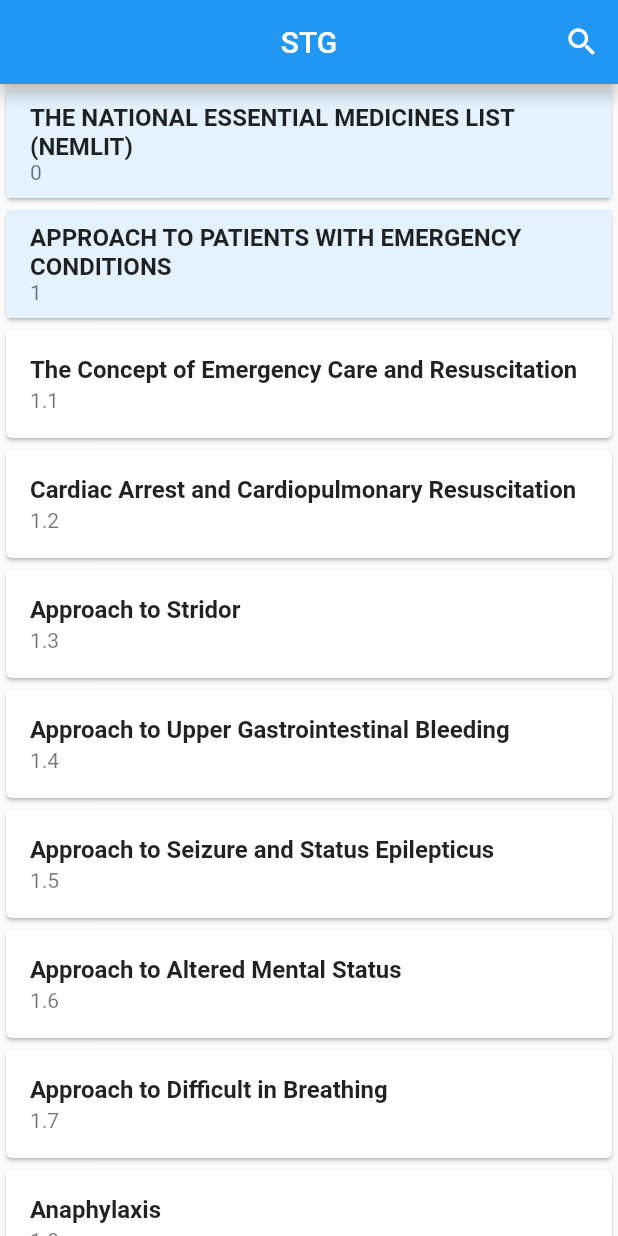
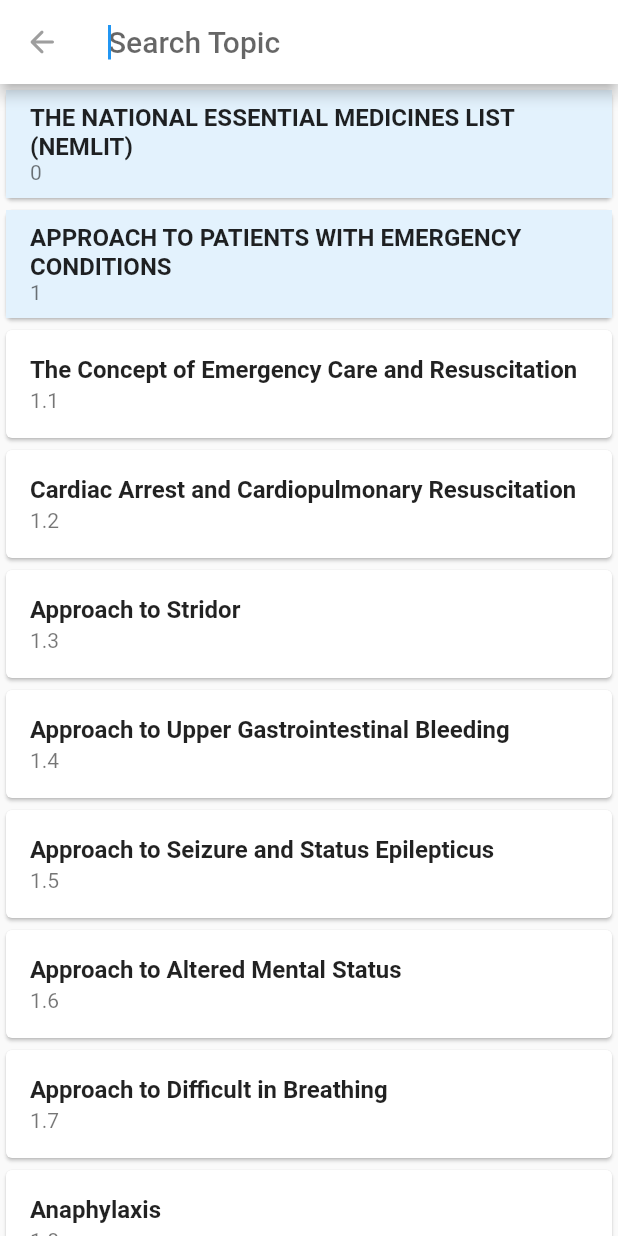
Before and after one commit to kateile/STG, a Flutter app: the screen it shows after launch, after a tap on the "search" icon, on a phone screen of 412 x 824 dp. Run offline on Flutter 3.47's test engine with Material 2 defaults, Android fonts, the phone set to English and light mode, and no system bars; our stand-ins replace native_pdf_view; missing offline and left inert: a package.

Commit message:
add search functionality

```diff
--- a/lib/ui/home.dart
+++ b/lib/ui/home.dart
@@ -1,7 +1,7 @@
 import 'package:flutter/material.dart';
-import 'package:stg/utils/handler.dart';
 
-import 'reader.dart';
+import 'list.dart';
+import 'search.dart';
 
 class Home extends StatefulWidget {
   const Home({
@@ -32,45 +32,13 @@ class _HomeState extends State<Home> {
         actions: [
           IconButton(
             icon: const Icon(Icons.search),
-            onPressed: () {},
+            onPressed: () {
+              showSearch(context: context, delegate: SearchTopicDelegate());
+            },
           )
         ],
       ),
-      body: _buildList(),
-    );
-  }
-
-  _buildList() {
-    final list = handlePages();
-
-    return ListView.builder(
-      itemCount: list.length,
-      itemBuilder: (BuildContext context, int index) {
-        final Topic t = list[index];
-
-        return Card(
-          child: ListTile(
-            title: Text(
-              t.title,
-              style: const TextStyle(
-                fontWeight: FontWeight.bold,
-              ),
-            ),
-            subtitle: Text(t.index),
-            tileColor: t.isChapter ? Colors.blue.shade50 : null,
-            onTap: () {
-              Navigator.push(
-                context,
-                MaterialPageRoute<void>(
-                  builder: (BuildContext context) => Reader(
-                    topic: t,
-                  ),
-                ),
-              );
-            },
-          ),
-        );
-      },
+      body: const TopicList(),
     );
   }
 }
--- /dev/null
+++ b/lib/ui/list.dart
@@ -0,0 +1,47 @@
+import 'package:flutter/material.dart';
+import 'package:stg/utils/handler.dart';
+
+import 'reader.dart';
+
+class TopicList extends StatelessWidget {
+  final String query;
+
+  const TopicList({Key? key, this.query = ''}) : super(key: key);
+
+  @override
+  Widget build(BuildContext context) {
+    final list = handlePages()
+        .where((e) => e.title.toLowerCase().contains(query.toLowerCase()))
+        .toList();
+
+    return ListView.builder(
+      itemCount: list.length,
+      itemBuilder: (BuildContext context, int index) {
+        final Topic t = list[index];
+
+        return Card(
+          child: ListTile(
+            title: Text(
+              t.title,
+              style: const TextStyle(
+                fontWeight: FontWeight.bold,
+              ),
+            ),
+            subtitle: Text(t.index),
+            tileColor: t.isChapter ? Colors.blue.shade50 : null,
+            onTap: () {
+              Navigator.push(
+                context,
+                MaterialPageRoute<void>(
+                  builder: (BuildContext context) => Reader(
+                    topic: t,
+                  ),
+                ),
+              );
+            },
+          ),
+        );
+      },
+    );
+  }
+}
--- /dev/null
+++ b/lib/ui/search.dart
@@ -0,0 +1,40 @@
+import 'package:flutter/material.dart';
+
+import 'list.dart';
+
+class SearchTopicDelegate extends SearchDelegate {
+  SearchTopicDelegate({
+    String? hintText,
+  }) : super(
+          searchFieldLabel: 'Search Topic',
+          keyboardType: TextInputType.text,
+          textInputAction: TextInputAction.search,
+        );
+
+  @override
+  Widget buildLeading(BuildContext context) {
+    return IconButton(
+      icon: const Icon(Icons.arrow_back_rounded),
+      onPressed: () {
+        super.close(context, query);
+      },
+    );
+  }
+
+  @override
+  Widget buildSuggestions(BuildContext context) {
+    return TopicList(
+      query: query,
+    );
+  }
+
+  @override
+  Widget buildResults(BuildContext context) {
+    return TopicList(
+      query: query,
+    );
+  }
+
+  @override
+  List<Widget> buildActions(BuildContext context) => [];
+}
```
